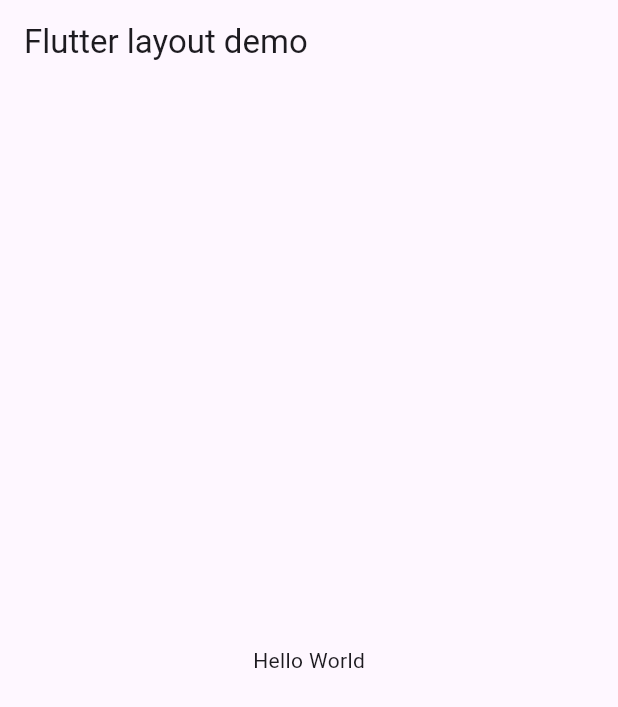
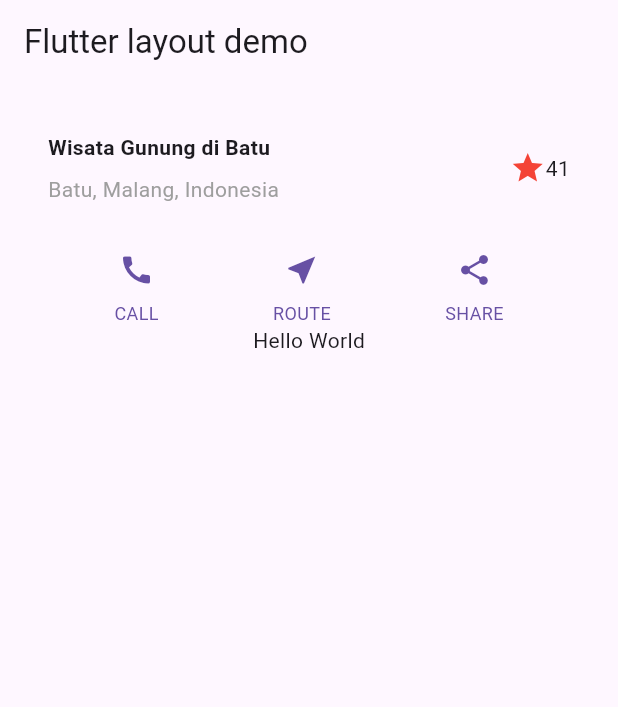
Before and after one commit to bagusswahasdwikaa/layout_flutter, a Flutter app: the screen it shows after launch, on a phone screen of 412 x 824 dp. Shown: the top 707 px of the screen. Run offline on Flutter 3.47's test engine with Material 3 defaults, Android fonts, the phone set to English and light mode, and no system bars.

Commit message:
Praktikum 1: Membangun Layout di Flutter Praktikum 2: Implementasi button row

```diff
--- a/lib/main.dart
+++ b/lib/main.dart
@@ -7,104 +7,93 @@ class MyApp extends StatelessWidget {
 
   @override
   Widget build(BuildContext context) {
+    Widget titleSection = Container(
+      padding: const EdgeInsets.all(32),
+      child: Row(
+        children: [
+          Expanded(
+            // soal 1
+            child: Column(
+              crossAxisAlignment: CrossAxisAlignment.start, // soal 1
+              children: [
+                // soal 2
+                Container(
+                  padding: const EdgeInsets.only(bottom: 8), // soal 2
+                  child: const Text(
+                    'Wisata Gunung di Batu',
+                    style: TextStyle(
+                      fontWeight: FontWeight.bold,
+                    ),
+                  ),
+                ),
+                const Text(
+                  'Batu, Malang, Indonesia',
+                  style: TextStyle(
+                    color: Colors.grey, // soal 2
+                  ),
+                ),
+              ],
+            ),
+          ),
+          // soal 3
+          const Icon(
+            Icons.star, // soal 3
+            color: Colors.red, // soal 3
+          ),
+          const Text('41'), // soal 3
+        ],
+      ),
+    );
+
+    // New code: Add Color and buttonSection widgets
+    Color color = Theme.of(context).primaryColor;
+
+    Widget buttonSection = Row(
+      mainAxisAlignment: MainAxisAlignment.spaceEvenly,
+      children: [
+        _buildButtonColumn(color, Icons.call, 'CALL'),
+        _buildButtonColumn(color, Icons.near_me, 'ROUTE'),
+        _buildButtonColumn(color, Icons.share, 'SHARE'),
+      ],
+    );
+
     return MaterialApp(
       title: 'Flutter layout: Sukma Bagus Wahasdwika dan 2241720223',
       home: Scaffold(
         appBar: AppBar(
           title: const Text('Flutter layout demo'),
         ),
-        body: const Center(
-          child: Text('Hello World'),
+        body: Column(
+          children: [
+            titleSection,
+            buttonSection,  // Display button section below titleSection
+            const Center(
+              child: Text('Hello World'),
+            ),
+          ],
         ),
       ),
     );
   }
-}
 
-class MyHomePage extends StatefulWidget {
-  const MyHomePage({super.key, required this.title});
-
-  // This widget is the home page of your application. It is stateful, meaning
-  // that it has a State object (defined below) that contains fields that affect
-  // how it looks.
-
-  // This class is the configuration for the state. It holds the values (in this
-  // case the title) provided by the parent (in this case the App widget) and
-  // used by the build method of the State. Fields in a Widget subclass are
-  // always marked "final".
-
-  final String title;
-
-  @override
-  State<MyHomePage> createState() => _MyHomePageState();
-}
-
-class _MyHomePageState extends State<MyHomePage> {
-  int _counter = 0;
-
-  void _incrementCounter() {
-    setState(() {
-      // This call to setState tells the Flutter framework that something has
-      // changed in this State, which causes it to rerun the build method below
-      // so that the display can reflect the updated values. If we changed
-      // _counter without calling setState(), then the build method would not be
-      // called again, and so nothing would appear to happen.
-      _counter++;
-    });
-  }
-
-  @override
-  Widget build(BuildContext context) {
-    // This method is rerun every time setState is called, for instance as done
-    // by the _incrementCounter method above.
-    //
-    // The Flutter framework has been optimized to make rerunning build methods
-    // fast, so that you can just rebuild anything that needs updating rather
-    // than having to individually change instances of widgets.
-    return Scaffold(
-      appBar: AppBar(
-        // TRY THIS: Try changing the color here to a specific color (to
-        // Colors.amber, perhaps?) and trigger a hot reload to see the AppBar
-        // change color while the other colors stay the same.
-        backgroundColor: Theme.of(context).colorScheme.inversePrimary,
-        // Here we take the value from the MyHomePage object that was created by
-        // the App.build method, and use it to set our appbar title.
-        title: Text(widget.title),
-      ),
-      body: Center(
-        // Center is a layout widget. It takes a single child and positions it
-        // in the middle of the parent.
-        child: Column(
-          // Column is also a layout widget. It takes a list of children and
-          // arranges them vertically. By default, it sizes itself to fit its
-          // children horizontally, and tries to be as tall as its parent.
-          //
-          // Column has various properties to control how it sizes itself and
-          // how it positions its children. Here we use mainAxisAlignment to
-          // center the children vertically; the main axis here is the vertical
-          // axis because Columns are vertical (the cross axis would be
-          // horizontal).
-          //
-          // TRY THIS: Invoke "debug painting" (choose the "Toggle Debug Paint"
-          // action in the IDE, or press "p" in the console), to see the
-          // wireframe for each widget.
-          mainAxisAlignment: MainAxisAlignment.center,
-          children: <Widget>[
-            const Text(
-              'You have pushed the button this many times:',
+  Column _buildButtonColumn(Color color, IconData icon, String label) {
+    return Column(
+      mainAxisSize: MainAxisSize.min,
+      mainAxisAlignment: MainAxisAlignment.center,
+      children: [
+        Icon(icon, color: color),
+        Container(
+          margin: const EdgeInsets.only(top: 8),
+          child: Text(
+            label,
+            style: TextStyle(
+              fontSize: 12,
+              fontWeight: FontWeight.w400,
+              color: color,
             ),
-            Text(
-              '$_counter',
-              style: Theme.of(context).textTheme.headlineMedium,
-            ),
-          ],
+          ),
         ),
-      ),
-      floatingActionButton: FloatingActionButton(
-        onPressed: _incrementCounter,
-        tooltip: 'Increment',
-        child: const Icon(Icons.add),
-      ), // This trailing comma makes auto-formatting nicer for build methods.
+      ],
     );
   }
 }
```
